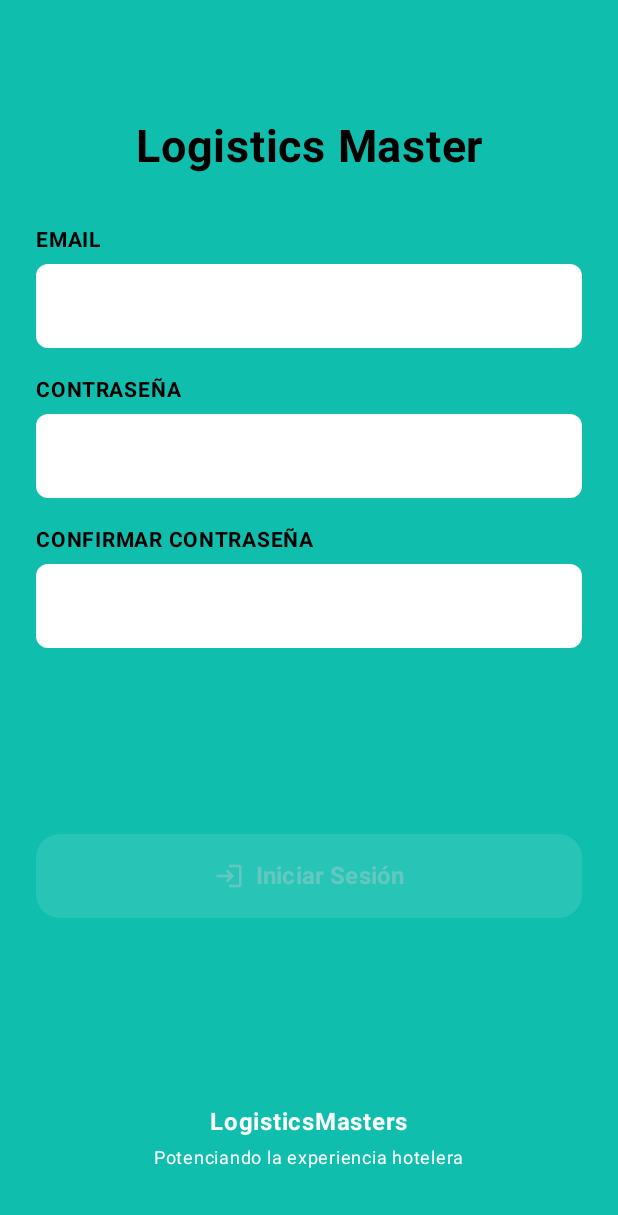
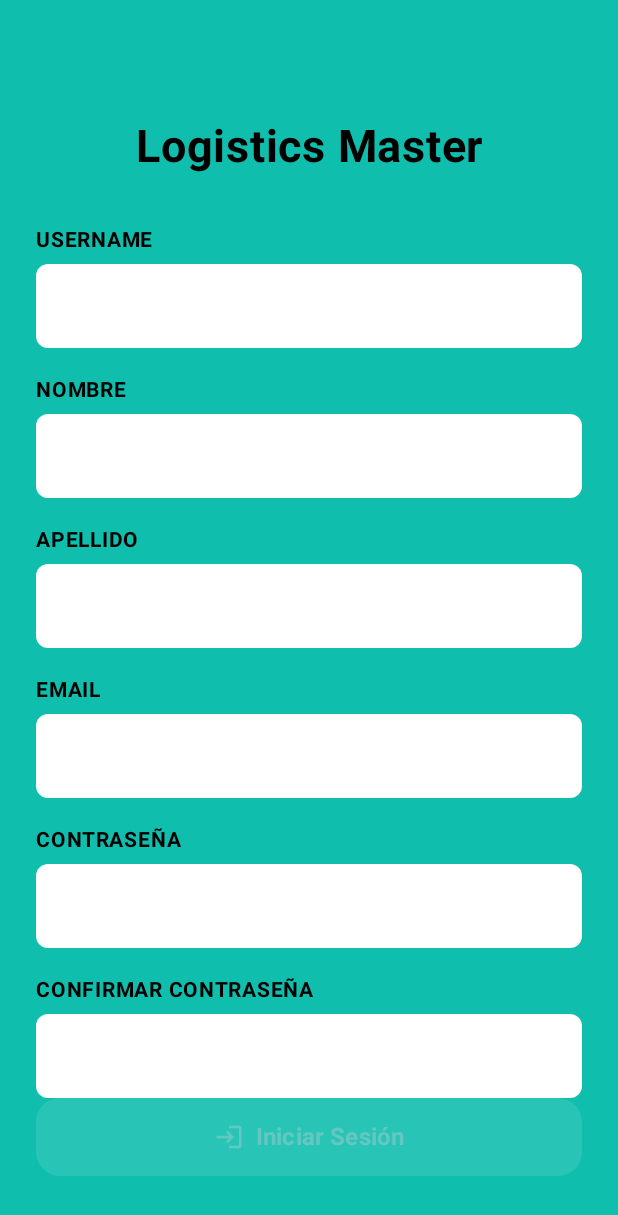
Before and after one commit to 1ACC0238-2510-346-G3-EazyLogistics/Android-Studio, an Android app built with Jetpack Compose: the RegisterScreen screen opened through its navigation route, on a phone screen of 412 x 824 dp. Shown: the top 1215 px of the screen. Run offline under Robolectric (Android 15) with nearby library versions, the phone set to English and light mode, and no system bars.

```diff
--- a/LogisticMaster/app/src/main/java/pe/edu/upc/logisticmaster/presentation/view/RegisterScreen.kt
+++ b/LogisticMaster/app/src/main/java/pe/edu/upc/logisticmaster/presentation/view/RegisterScreen.kt
@@ -66,6 +66,9 @@ import pe.edu.upc.logisticmaster.presentation.viewmodel.AppViewModel
 
 @Composable
 fun RegisterScreen(navController: NavController, appViewModel: AppViewModel) {
+    var usuario by remember { mutableStateOf("") }
+    var nombre by remember { mutableStateOf("") }
+    var apellido by remember { mutableStateOf("") }
     var email by remember { mutableStateOf("") }
     var password by remember { mutableStateOf("") }
     var confirmPassword by remember { mutableStateOf("") }
@@ -98,6 +101,12 @@ fun RegisterScreen(navController: NavController, appViewModel: AppViewModel) {
 
             Spacer(modifier = Modifier.height(32.dp))
 
+            InputField(label = "USERNAME", value = usuario, onValueChange = { usuario = it })
+            Spacer(modifier = Modifier.height(16.dp))
+            InputField(label = "NOMBRE", value = nombre, onValueChange = { nombre = it })
+            Spacer(modifier = Modifier.height(16.dp))
+            InputField(label = "APELLIDO", value = apellido, onValueChange = { apellido = it })
+            Spacer(modifier = Modifier.height(16.dp))
             InputField(label = "EMAIL", value = email, onValueChange = { email = it })
             Spacer(modifier = Modifier.height(16.dp))
             InputField(label = "CONTRASEÑA", value = password, onValueChange = { password = it }, isPassword = true)
```
Also changed, not shown: 1 other file.
